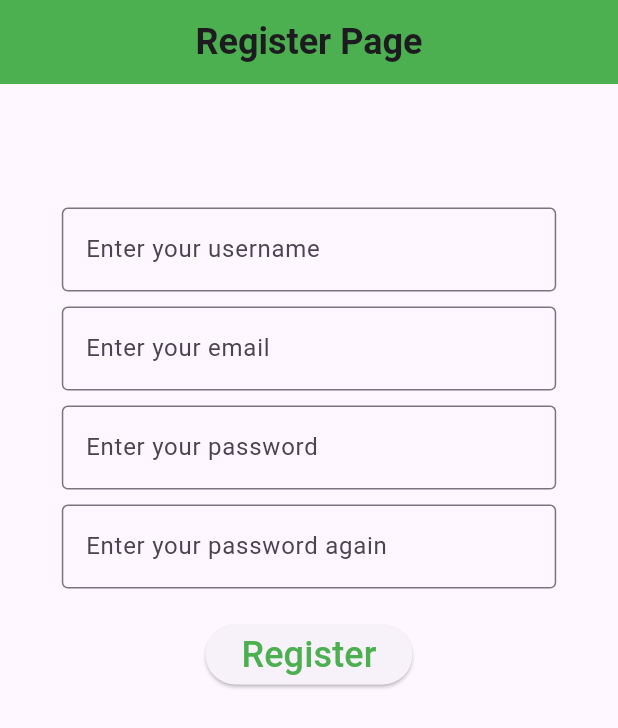
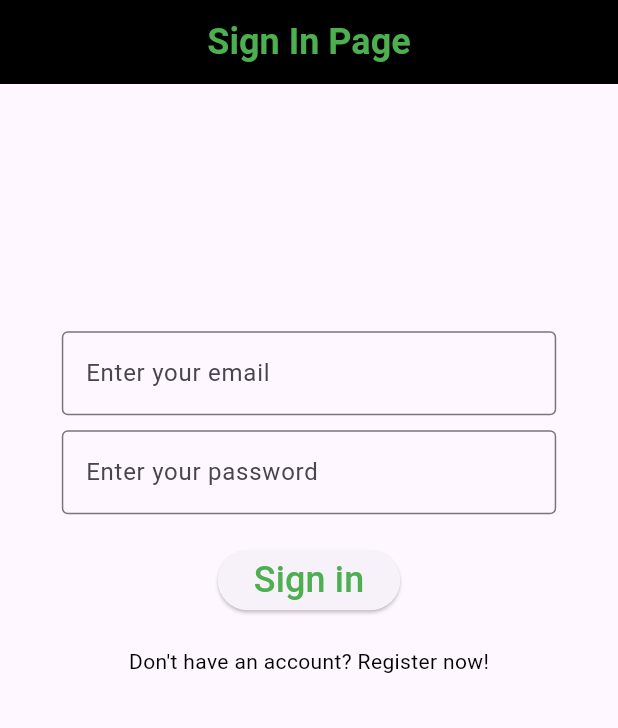
Before and after one commit to AliTfaily2/Mobile-Application-project-2, a Flutter app: the screen it shows after launch, on a phone screen of 412 x 824 dp. Shown: the top 728 px of the screen. Run offline on Flutter 3.47's test engine with Material 3 defaults, Android fonts, the phone set to English and light mode, and no system bars; missing offline and left inert: encrypted_shared_preferences.

Commit message:
Finished Sign in page

```diff
--- a/lib/main.dart
+++ b/lib/main.dart
@@ -1,7 +1,5 @@
 import 'package:flutter/material.dart';
-import 'home.dart';
 import 'signin.dart';
-import 'register.dart';
 
 void main()=> runApp(const MyApp());
 
@@ -12,7 +10,7 @@ class MyApp extends StatelessWidget {
   Widget build(BuildContext context) {
     return const MaterialApp(
       title: 'CSCI410 Project 2',
-      home: Register(),
+      home: SignIn(),
       debugShowCheckedModeBanner: false,
     );
   }
--- a/lib/register.dart
+++ b/lib/register.dart
@@ -13,10 +13,10 @@ class Register extends StatefulWidget {
 }
 
 class _RegisterState extends State<Register> {
-  TextEditingController _username = TextEditingController();
-  TextEditingController _email = TextEditingController();
-  TextEditingController _password = TextEditingController();
-  TextEditingController _cpassword = TextEditingController();
+  final TextEditingController _username = TextEditingController();
+  final TextEditingController _email = TextEditingController();
+  final TextEditingController _password = TextEditingController();
+  final TextEditingController _cpassword = TextEditingController();
   final GlobalKey<FormState> _formKey = GlobalKey<FormState>();
   bool _loading = false;
 
@@ -25,6 +25,15 @@ class _RegisterState extends State<Register> {
     setState(() {
       _loading = false;
     });
+  }
+
+  @override
+  void dispose(){
+    _username.dispose();
+    _email.dispose();
+    _password.dispose();
+    _cpassword.dispose();
+    super.dispose();
   }
   @override
   Widget build(BuildContext context) {
@@ -150,7 +159,7 @@ class _RegisterState extends State<Register> {
                         setState(() {
                           _loading = true;
                         });
-                        RegisterUser(confirm,_username.text.toString(),_email.text.toString(),_password.text.toString());
+                        registerUser(confirm,_username.text.toString(),_email.text.toString(),_password.text.toString());
                       }
                     },
                     child: const Text(
@@ -164,7 +173,7 @@ class _RegisterState extends State<Register> {
         )));
   }
 }
-void RegisterUser(Function(String text) confirm, String username, String email, String password) async{
+void registerUser(Function(String text) confirm, String username, String email, String password) async{
   try{
     final response = await http
         .post(Uri.parse('$_baseURL/mobile/Register.php'),
@@ -182,6 +191,5 @@ void RegisterUser(Function(String text) confirm, String username, String email,
     }
   }catch(e){
     confirm('connection error');
-    print(e);
   }
 }
--- a/lib/signin.dart
+++ b/lib/signin.dart
@@ -1,8 +1,14 @@
 import 'package:flutter/material.dart';
 import 'package:encrypted_shared_preferences/encrypted_shared_preferences.dart';
+import 'package:flutter/services.dart';
+import 'package:http/http.dart' as http;
+import 'dart:convert' as convert;
+import 'home.dart';
+import 'register.dart';
+
+const String _baseURL = 'http://alitfaily.000webhostapp.com';
 
 class SignIn extends StatefulWidget {
-
   const SignIn({super.key});
 
   @override
@@ -11,64 +17,180 @@ class SignIn extends StatefulWidget {
 
 class _SignInState extends State<SignIn> {
   final GlobalKey<FormState> _formKey = GlobalKey<FormState>();
-  TextEditingController _username = TextEditingController();
-  TextEditingController _password = TextEditingController();
+  final TextEditingController _email = TextEditingController();
+  final TextEditingController _password = TextEditingController();
+  final EncryptedSharedPreferences _encryptedData =
+      EncryptedSharedPreferences();
+  bool _loading = false;
 
+  void loginconfirm(bool success) {
+    if (success) {
+      Navigator.of(context)
+          .push(MaterialPageRoute(builder: (context) => const Home()));
+      ScaffoldMessenger.of(context)
+          .showSnackBar(const SnackBar(content: Text('Success')));
+    } else {
+      ScaffoldMessenger.of(context)
+          .showSnackBar(const SnackBar(content: Text('Login Failed!')));
+    }
+    setState(() {
+      _loading = false;
+    });
+  }
+
+  void saveData(String id) {
+    _encryptedData.setString('myKey', id);
+  }
+
+  void checkSavedData() async {
+    _encryptedData.getString('myKey').then((String myKey) {
+      if (myKey.isNotEmpty) {
+        Navigator.of(context)
+            .push(MaterialPageRoute(builder: (context) => const Home()));
+      }
+    });
+  }
+
+  /*@override
+  void initState(){
+    super.initState();
+    checkSavedData();
+  }*/
   @override
-  void dispose(){
-    _username.dispose();
+  void dispose() {
+    _email.dispose();
     _password.dispose();
     super.dispose();
   }
+
   @override
   Widget build(BuildContext context) {
     double h = MediaQuery.of(context).size.height;
     double w = MediaQuery.of(context).size.width;
     return Scaffold(
         appBar: AppBar(
-        title: const Text('Sign In', style: TextStyle(fontSize: 24, color: Colors.white, fontWeight: FontWeight.bold),),
+          title: const Text(
+            'Sign In Page',
+            style: TextStyle(
+                fontSize: 24, color: Colors.green, fontWeight: FontWeight.bold),
+          ),
           centerTitle: true,
           backgroundColor: Colors.black,
         ),
-      body: Center(
+        body: SingleChildScrollView(
+            child: Form(
+          key: _formKey,
+          child: Center(
             child: Column(
               children: [
-            SizedBox(height: h * 0.2,),
-            SizedBox(width: w * 0.8,child: TextFormField(
-              controller: _username,
+                SizedBox(
+                  height: h * 0.2,
+                ),
+                SizedBox(
+                  width: w * 0.8,
+                  child: TextFormField(
+                    controller: _email,
+                    inputFormatters: [
+                      FilteringTextInputFormatter.allow(
+                          RegExp(r'[a-zA-Z0-9@._-]'))
+                    ],
                     decoration: const InputDecoration(
                         border: OutlineInputBorder(),
-                hintText: 'Enter your username'
-              ),
-              validator: (String? value){
-                if(value == null || value.isEmpty){
-                  return 'Please Enter username';
-                }else{
+                        hintText: 'Enter your email'),
+                    validator: (String? value) {
+                      if (value == null || value.isEmpty) {
+                        return 'Please Enter email';
+                      } else if (!RegExp(
+                              r'\b[A-Za-z0-9._%+-]+@[A-Za-z0-9.-]+\.[A-Z|a-z]{2,}\b')
+                          .hasMatch(value)) {
+                        return 'Please enter a valid Email';
+                      } else {
                         return null;
                       }
                     },
-            ),),
-            const SizedBox(height: 10,),
-            SizedBox(width: w * 0.8,child: TextFormField(
+                  ),
+                ),
+                const SizedBox(
+                  height: 10,
+                ),
+                SizedBox(
+                  width: w * 0.8,
+                  child: TextFormField(
                     controller: _password,
                     obscureText: true,
                     enableSuggestions: false,
                     autocorrect: false,
                     decoration: const InputDecoration(
                         border: OutlineInputBorder(),
-                  hintText: 'Enter your password'
-              ),
-              validator: (String? value){
-                if(value == null || value.isEmpty){
+                        hintText: 'Enter your password'),
+                    validator: (String? value) {
+                      if (value == null || value.isEmpty) {
                         return 'Please Enter password';
-                }else{
+                      } else {
                         return null;
                       }
                     },
-            ),)
+                  ),
+                ),
+                const SizedBox(
+                  height: 20,
+                ),
+                ElevatedButton(
+                    onPressed: () {
+                      if (_formKey.currentState!.validate()) {
+                        setState(() {
+                          _loading = true;
+                        });
+                        checkLogin(saveData, loginconfirm,
+                            _email.text.toString(), _password.text.toString());
+                      }
+                    },
+                    child: const Text(
+                      'Sign in',
+                      style: TextStyle(fontSize: 24, color: Colors.green),
+                    )),
+                const SizedBox(
+                  height: 20,
+                ),
+                Visibility(
+                  visible: _loading,
+                  child: const CircularProgressIndicator(),
+                ),
+                GestureDetector(
+                    onTap: () {
+                        Navigator.of(context).push(
+                          MaterialPageRoute(builder: (context) => const Register())
+                        );
+                    },
+                    child: const Text('Don\'t have an account? Register now!',
+                        style: TextStyle(
+                          color: Colors.black, // Text color
+                        ))),
               ],
             ),
           ),
-    );
+        )));
   }
 }
+
+void checkLogin(Function(String id) saveData,
+    Function(bool success) loginconfirm, String email, String password) async {
+  try {
+    final response = await http
+        .post(Uri.parse('$_baseURL/mobile/login.php'),
+            headers: <String, String>{
+              'Content-Type': 'application/json; charset=UTF-8'
+            },
+            body: convert
+                .jsonEncode(<String, String>{'email': email, 'pass': password}))
+        .timeout(const Duration(seconds: 5));
+    if (response.statusCode == 200) {
+      final jsonResponse = convert.jsonDecode(response.body);
+      var row = jsonResponse[0];
+      saveData(row['user_id']);
+      loginconfirm(true);
+    }
+  } catch (e) {
+    loginconfirm(false);
+  }
+}
```
Lines whose indentation alone changed are shown as unchanged.
